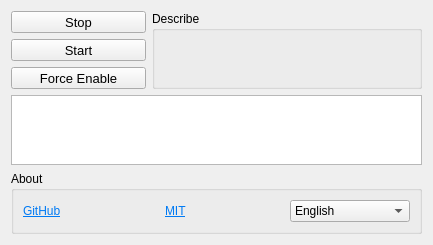
Above: mainui.ui from XMuli/windows-defender-close before the change. Below: the same form after it.
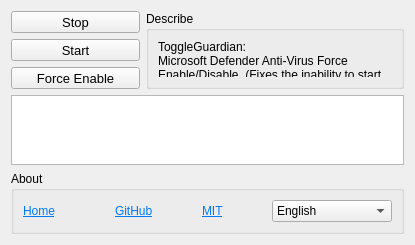
That is the form after the change.

Commit message: chore: rename ToggleGuardian

```diff
--- a/mainui.ui
+++ b/mainui.ui
@@ -6,14 +6,14 @@
    <rect>
     <x>0</x>
     <y>0</y>
-    <width>433</width>
-    <height>221</height>
+    <width>415</width>
+    <height>198</height>
    </rect>
   </property>
   <property name="windowTitle">
    <string>MainUI</string>
   </property>
-  <layout class="QVBoxLayout" name="verticalLayout" stretch="3,1,1">
+  <layout class="QVBoxLayout" name="verticalLayout" stretch="6,2,1">
    <item>
     <widget class="QWidget" name="widget_6" native="true">
      <layout class="QGridLayout" name="gridLayout" columnstretch="1,2">
@@ -59,7 +59,8 @@
          <item>
           <widget class="QLabel" name="labDescribe">
            <property name="text">
-            <string/>
+            <string>ToggleGuardian: 
+Microsoft Defender Anti-Virus Force Enable/Disable. (Fixes the inability to start Anti-Virus on some PC)</string>
            </property>
            <property name="alignment">
             <set>Qt::AlignmentFlag::AlignLeading|Qt::AlignmentFlag::AlignLeft|Qt::AlignmentFlag::AlignTop</set>
@@ -156,7 +157,33 @@
          <item>
           <widget class="QLabel" name="label">
            <property name="text">
-            <string>&lt;html&gt;&lt;head/&gt;&lt;body&gt;&lt;p&gt;&lt;a href=&quot;https://github.com/XMuli/windows-defender-close&quot;&gt;&lt;span style=&quot; text-decoration: underline; color:#007af4;&quot;&gt;GitHub&lt;/span&gt;&lt;/a&gt;&lt;/p&gt;&lt;/body&gt;&lt;/html&gt;</string>
+            <string notr="true">&lt;html&gt;&lt;head/&gt;&lt;body&gt;&lt;p&gt;&lt;a href=&quot;https://windows-defender-close.xmuli.tech/&quot;&gt;&lt;span style=&quot; text-decoration: underline; color:#007af4;&quot;&gt;Home&lt;/span&gt;&lt;/a&gt;&lt;/p&gt;&lt;/body&gt;&lt;/html&gt;</string>
+           </property>
+           <property name="textFormat">
+            <enum>Qt::TextFormat::RichText</enum>
+           </property>
+           <property name="openExternalLinks">
+            <bool>true</bool>
+           </property>
+          </widget>
+         </item>
+         <item>
+          <spacer name="horizontalSpacer_3">
+           <property name="orientation">
+            <enum>Qt::Orientation::Horizontal</enum>
+           </property>
+           <property name="sizeHint" stdset="0">
+            <size>
+             <width>54</width>
+             <height>20</height>
+            </size>
+           </property>
+          </spacer>
+         </item>
+         <item>
+          <widget class="QLabel" name="label_3">
+           <property name="text">
+            <string notr="true">&lt;html&gt;&lt;head/&gt;&lt;body&gt;&lt;p&gt;&lt;a href=&quot;https://github.com/XMuli/windows-defender-close&quot;&gt;&lt;span style=&quot; text-decoration: underline; color:#007af4;&quot;&gt;GitHub&lt;/span&gt;&lt;/a&gt;&lt;/p&gt;&lt;/body&gt;&lt;/html&gt;</string>
            </property>
            <property name="textFormat">
             <enum>Qt::TextFormat::RichText</enum>
```
Left out of the diff: 4 changed lines with no effect on the pictures. The commit also changes 11 other files.
